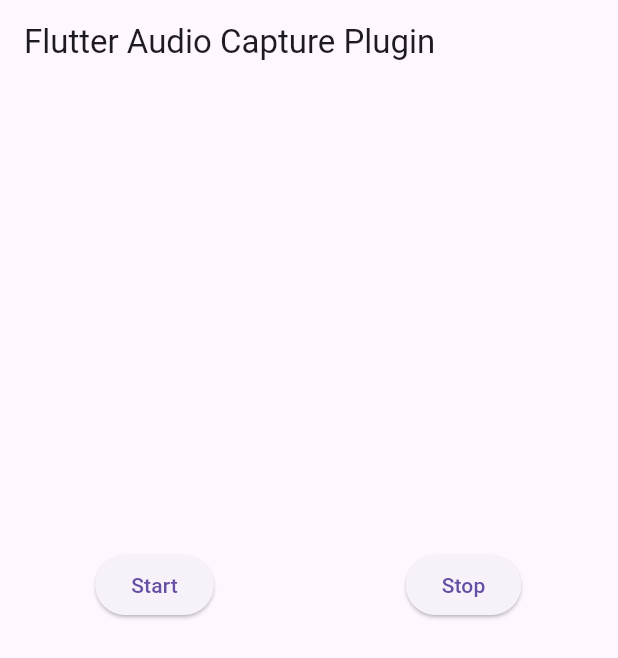
After one commit to sg782/chordSightReading, a Flutter app: the screen it shows after launch, after a tap on "Audio", on a phone screen of 412 x 824 dp. The commit adds this screen. Shown: the top 658 px of the screen. Run offline on Flutter 3.47's test engine with Material 3 defaults, Android fonts, the phone set to English and light mode, and no system bars; our stand-ins replace permission_handler; missing offline and left inert: fftea, flutter_audio_capture.

Commit message:
it seems the fft transform is working

```diff
--- a/flutter_version/chord_sight_reading/lib/entry_page.dart
+++ b/flutter_version/chord_sight_reading/lib/entry_page.dart
@@ -49,6 +49,20 @@ class EntryPage extends StatelessWidget {
                   style: style.buttonText,
                 ),
               ),
+
+              ElevatedButton(
+                onPressed: () {
+                  Navigator.pushNamed(context, '/audio_cap');
+                },
+                style: ElevatedButton.styleFrom(
+                  backgroundColor: style.accent,
+                  padding: const EdgeInsets.symmetric(horizontal: 30, vertical: 16),
+                ),
+                child: Text(
+                  'Audio',
+                  style: style.buttonText,
+                ),
+              ),
             ],
           ),
         ),
--- a/flutter_version/chord_sight_reading/lib/main.dart
+++ b/flutter_version/chord_sight_reading/lib/main.dart
@@ -1,6 +1,7 @@
 import 'package:chord_sight_reading/entry_page.dart';
 import 'package:chord_sight_reading/settings_page.dart';
 import 'package:chord_sight_reading/trainer_page.dart';
+import 'package:chord_sight_reading/test_audio_capture.dart';
 
 import 'package:flutter/material.dart';
 
@@ -12,6 +13,7 @@ void main() {
       '/': (context) => const EntryPage(),
       '/settings': (context) => const SettingsPage(),
       '/second': (context) => const TrainingPage(),
+      '/audio_cap': (context) => TestAudioCapture(),
       // '/soundTest': (context) => SoundTest(),
     },
     debugShowCheckedModeBanner: false,
--- a/flutter_version/chord_sight_reading/lib/settings_page.dart
+++ b/flutter_version/chord_sight_reading/lib/settings_page.dart
@@ -2,6 +2,7 @@ import 'package:chord_sight_reading/StaffDrawer.dart';
 import 'package:chord_sight_reading/utils.dart';
 import 'package:chord_sight_reading/app_settings.dart';
 import 'package:chord_sight_reading/app_theme.dart'; // Add this
+
 
 import 'package:flutter/material.dart';
 
@@ -38,6 +39,8 @@ class _SettingsPageState extends State<SettingsPage> {
       setState(() => ready = true);
     });
   }
+
+
 
   @override
   Widget build(BuildContext context) {
@@ -191,6 +194,8 @@ class _SettingsPageState extends State<SettingsPage> {
 
               const SizedBox(height: 30),
 
+
+
               ElevatedButton(
                 style: ElevatedButton.styleFrom(
                   backgroundColor: style.primary,
--- /dev/null
+++ b/flutter_version/chord_sight_reading/lib/test_audio_capture.dart
@@ -0,0 +1,98 @@
+import 'package:fftea/impl.dart';
+import 'package:flutter/material.dart';
+import 'dart:async';
+
+import 'package:flutter_audio_capture/flutter_audio_capture.dart';
+import 'package:permission_handler/permission_handler.dart';
+
+import 'package:chord_sight_reading/waveform_painter.dart';
+
+import 'dart:math';
+import 'dart:typed_data';
+
+void main() => runApp(TestAudioCapture());
+
+class TestAudioCapture extends StatefulWidget {
+  @override
+  _TestAudioCaptureState createState() => _TestAudioCaptureState();
+}
+
+class _TestAudioCaptureState extends State<TestAudioCapture> {
+  FlutterAudioCapture _plugin = new FlutterAudioCapture();
+
+  @override
+  void initState() {
+    super.initState();
+    // Need to initialize before use note that this is async!
+    _plugin.init();
+  }
+
+  Future<void> _startCapture() async {
+    final status = await Permission.microphone.request();
+    if (status != PermissionStatus.granted) {
+      print("Microphone permission not granted");
+      return;
+    }
+    await _plugin.start(listener, onError, sampleRate: 16000, bufferSize: 3000);
+  }
+
+  Future<void> _stopCapture() async {
+    await _plugin.stop();
+  }
+
+  List<double> _waveformBuffer = [];
+
+  void listener(dynamic obj) {
+    final samples = List<double>.from(obj);
+    final fft = FFT(samples.length);
+    final freq = fft.realFft(samples);
+
+    final magnitudes = freq.map((f) {
+      final real = f.x;
+      final imag = f.y;
+      return sqrt(real * real + imag * imag);
+    }).toList();
+
+    // final freq_list = List<double>.from(freq);
+
+    // Keep only most recent 2048 samples
+    _waveformBuffer.addAll(magnitudes);
+    if (_waveformBuffer.length > 2048) {
+      _waveformBuffer.removeRange(0, _waveformBuffer.length - 2048);
+    }
+
+    setState(() {}); // re-render waveform
+  }
+
+  void onError(Object e) {
+    print(e);
+  }
+
+  @override
+  Widget build(BuildContext context) {
+    return MaterialApp(
+      home: Scaffold(
+        appBar: AppBar(
+          title: const Text('Flutter Audio Capture Plugin'),
+        ),
+        body: Column(children: [
+          Expanded(
+              child: Row(
+                children: [
+                  Expanded(
+                      child: Center(
+                          child: ElevatedButton(
+                              onPressed: _startCapture, child: Text("Start")))),
+                  Expanded(
+                      child: Center(
+                          child: ElevatedButton(
+                              onPressed: _stopCapture, child: Text("Stop")))),
+                ],
+              )),
+          WaveformWidget(samples: _waveformBuffer),
+
+        ]),
+      ),
+    );
+  }
+}
--- /dev/null
+++ b/flutter_version/chord_sight_reading/lib/waveform_painter.dart
@@ -0,0 +1,47 @@
+import 'package:flutter/material.dart';
+import 'dart:math';
+
+class WaveformPainter extends CustomPainter {
+  final List<double> samples;
+
+  WaveformPainter(this.samples);
+
+  @override
+  void paint(Canvas canvas, Size size) {
+    final paint = Paint()
+      ..color = Colors.green
+      ..strokeWidth = 1;
+
+    final middleY = size.height / 2;
+    final sampleCount = samples.length;
+
+    for (int i = 0; i < sampleCount - 1; i++) {
+      final x1 = (i / sampleCount) * size.width;
+      final x2 = ((i + 1) / sampleCount) * size.width;
+      final y1 = middleY - samples[i] * middleY;
+      final y2 = middleY - samples[i + 1] * middleY;
+
+      canvas.drawLine(Offset(x1, y1), Offset(x2, y2), paint);
+    }
+  }
+
+  @override
+  bool shouldRepaint(covariant WaveformPainter oldDelegate) {
+    return true;
+  }
+}
+
+
+class WaveformWidget extends StatelessWidget {
+  final List<double> samples;
+
+  const WaveformWidget({required this.samples, super.key});
+
+  @override
+  Widget build(BuildContext context) {
+    return CustomPaint(
+      size: const Size(double.infinity, 100),
+      painter: WaveformPainter(samples),
+    );
+  }
+}
--- a/flutter_version/chord_sight_reading/pubspec.yaml
+++ b/flutter_version/chord_sight_reading/pubspec.yaml
@@ -40,6 +40,11 @@ dependencies:
   flutter_sound: ^9.28.0
   path_provider: ^2.1.2
   permission_handler: ^11.3.0
+  flutter_audio_capture: ^1.1.10
+#  just_audio: ^0.10.2
+  just_audio: ^0.9.46
+  flutter_echo: 0.0.1
+  record: ^6.0.0
 #  flutter_sound_processing: ^0.1.0
 
 dev_dependencies:
```
Also changed, not shown: flutter_version/chord_sight_reading/lib/audio_buffer.dart (added, +19 -0 lines), flutter_version/chord_sight_reading/pubspec.lock, 6 other files.
